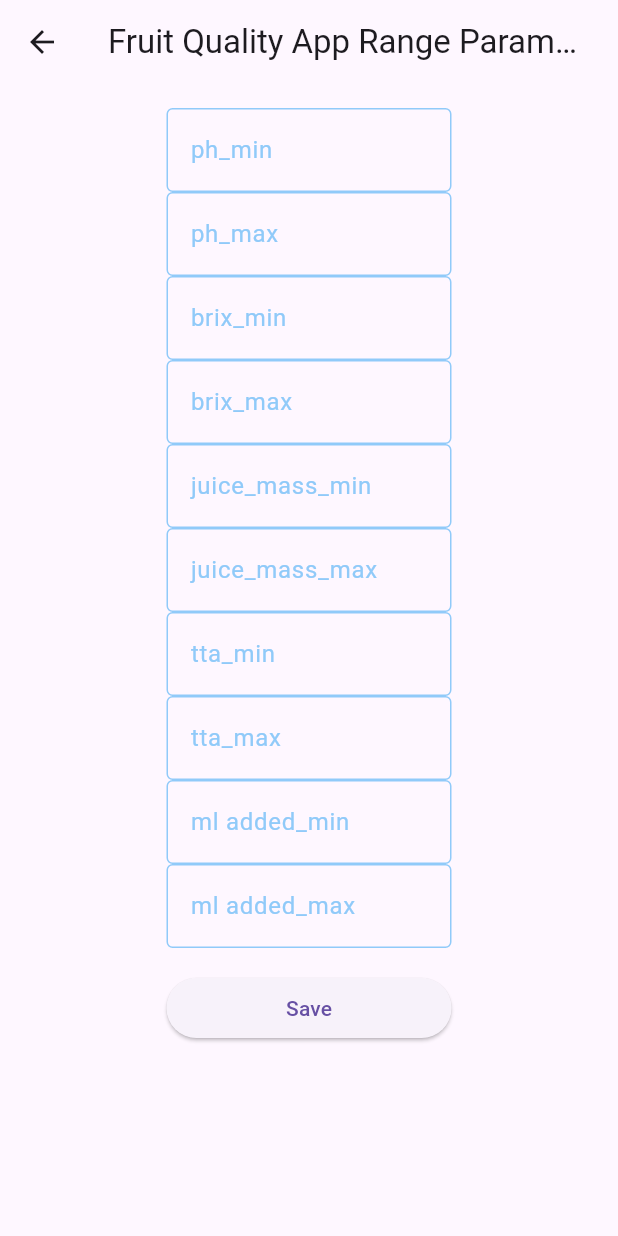
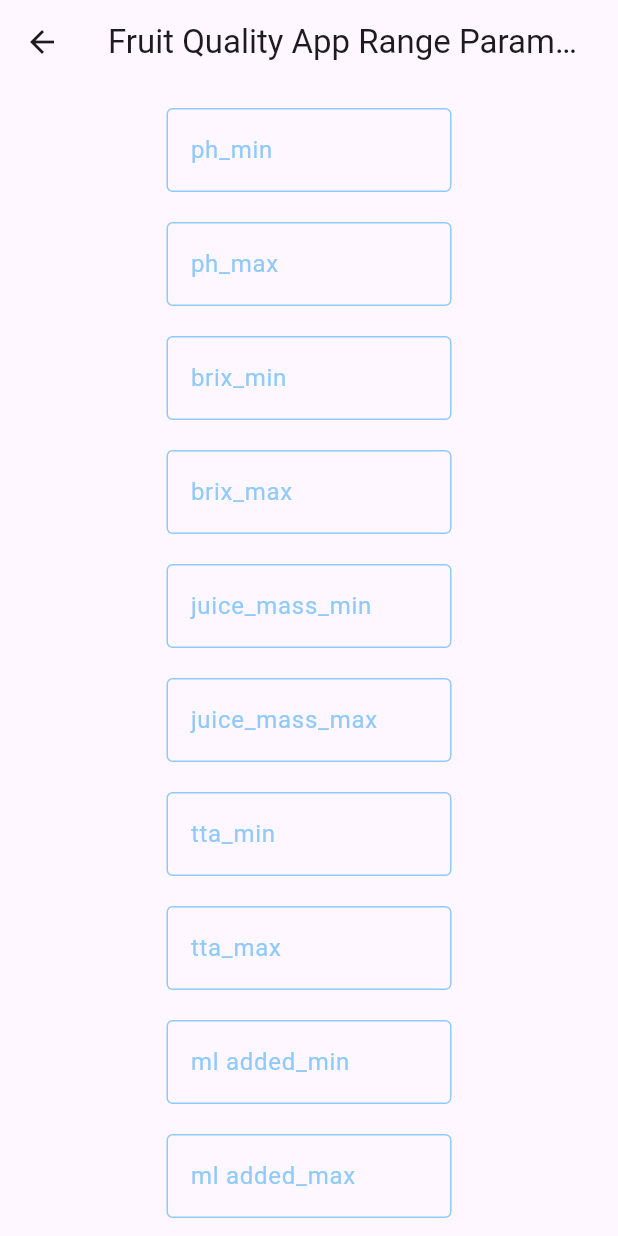
Before and after one commit to BlueberryBreedingProgram/blueweb, a Flutter app: the FruitQuality screen opened directly, after a tap on "Accepted Ranges", on a phone screen of 412 x 824 dp. Run offline on Flutter 3.47's test engine with Material 3 defaults, Android fonts, the phone set to English and light mode, and no system bars; our stand-ins replace cloud_firestore, csv, file_picker, firebase_core, firebase_database, firebase_storage and 2 more; missing offline and left inert: dart:html, excel, universal_html; accounts and stored records are empty.

Commit message:
Add files via upload

```diff
--- a/lib/fq.dart
+++ b/lib/fq.dart
@@ -20,6 +20,8 @@ class _FruitQualityState extends State<FruitQuality> {
   final TextEditingController _searchController = TextEditingController();
   String? selectedGroupingAttribute;
   Map<String, List<Map<String, dynamic>>> groupedData = {};
+  final ScrollController _verticalScrollController = ScrollController();
+  final ScrollController _horizontalScrollController = ScrollController();
 
   @override
   void initState() {
@@ -30,6 +32,13 @@ class _FruitQualityState extends State<FruitQuality> {
     setState(() {
       fetchData();
     });
+  }
+
+  @override
+  void dispose() {
+    _verticalScrollController.dispose();
+    _horizontalScrollController.dispose();
+    super.dispose();
   }
 
   Future<List<Map<String, dynamic>>> fetchData() async {
@@ -397,7 +406,18 @@ class _FruitQualityState extends State<FruitQuality> {
                             ),
                           ],
                         ),
-                        SingleChildScrollView(
+                        Expanded(
+                        child: Scrollbar(
+                          controller: _verticalScrollController,
+                          thumbVisibility: true,// Scrollbar for vertical scrolling
+                        child: SingleChildScrollView(
+                          controller: _verticalScrollController,
+                          scrollDirection: Axis.vertical,
+                        child: Scrollbar(
+                          thumbVisibility: true,
+                          controller: _horizontalScrollController,
+                        child: SingleChildScrollView(
+                          controller: _horizontalScrollController,
                           scrollDirection: Axis.horizontal,
                           child: DataTable(
                             showCheckboxColumn: false,
@@ -564,6 +584,10 @@ class _FruitQualityState extends State<FruitQuality> {
                                 .toList(),
                           ),
                         ),
+                        ),
+                  ),
+                  ),
+                        ),
                       ],
                     );
                   }
--- a/lib/range.dart
+++ b/lib/range.dart
@@ -99,8 +99,8 @@ class _RangePageState extends State<RangePage> {
       body: ListView(
         padding: EdgeInsets.all(16.0),
         children: <Widget>[
-
-          ...(_createControllers().entries.map((entry) => FractionallySizedBox(
+          ..._createControllers().entries.map((entry) =>
+              FractionallySizedBox(
                 widthFactor: 0.5,
                 child: TextField(
                   controller: entry.value,
@@ -109,7 +109,10 @@ class _RangePageState extends State<RangePage> {
                   ),
                   keyboardType: TextInputType.number,
                 ),
-          ))),
+              ),
+          )
+              .expand((widget) => [widget, SizedBox(height: 20)]) // Insert a SizedBox of height 20 between each TextField
+              .toList()..removeLast(),
           Padding(
             padding: EdgeInsets.only(top: 16.0),
             child: FractionallySizedBox(
```
Lines whose indentation alone changed are shown as unchanged.
